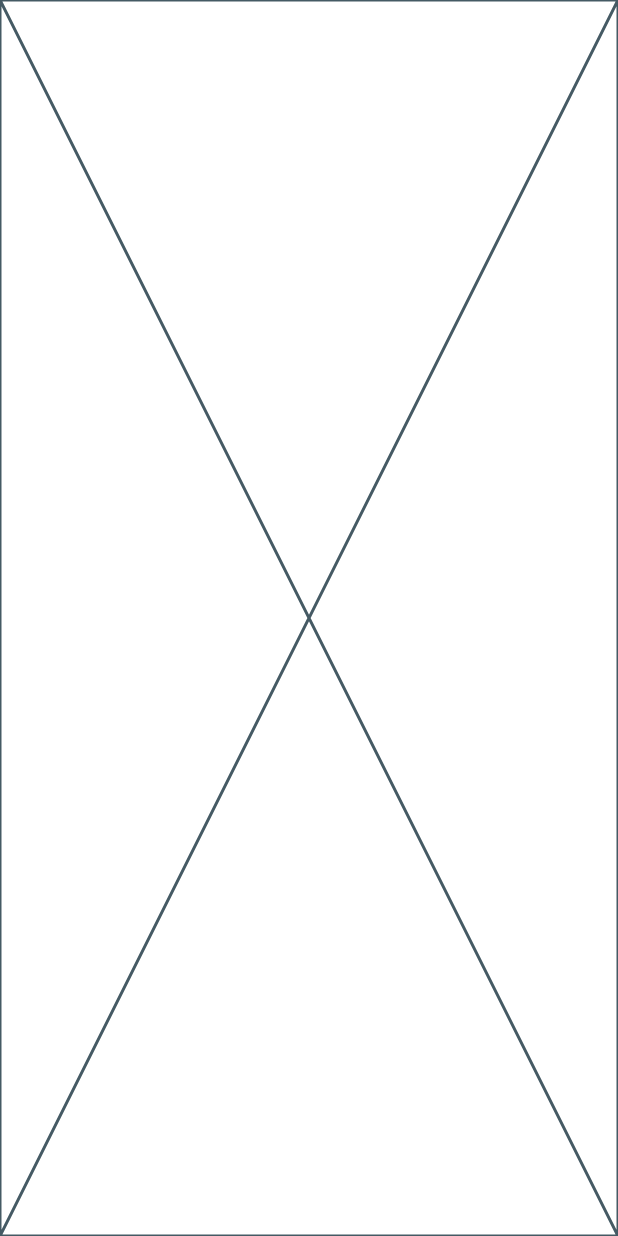
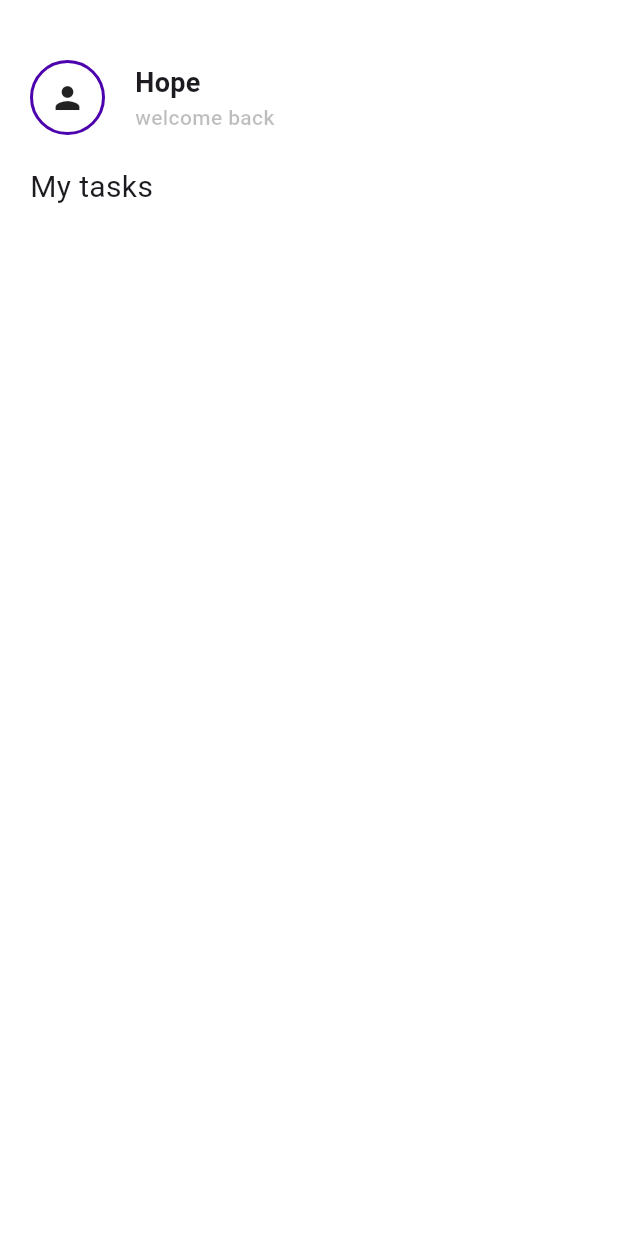
Before and after one commit to hopemadziakapita/Task-management, a Flutter app: the screen it shows after launch, on a phone screen of 412 x 824 dp. Run offline on Flutter 3.47's test engine with Material 2 defaults, Android fonts, the phone set to English and light mode, and no system bars.

Commit message:
app colors

```diff
--- /dev/null
+++ b/lib/helpers/Colors.dart
@@ -0,0 +1,6 @@
+import 'package:flutter/material.dart';
+
+class AppColors {
+  Color bgColor = Colors.white;
+  Color primaryColor = const Color.fromARGB(255, 76, 2, 173);
+}
--- a/lib/main.dart
+++ b/lib/main.dart
@@ -1,4 +1,5 @@
 import 'package:flutter/material.dart';
+import 'package:interview/pages/Home.dart';
 
 void main() {
   runApp(const MyApp());
@@ -17,7 +18,7 @@ class MyApp extends StatelessWidget {
         colorScheme: ColorScheme.fromSeed(seedColor: Colors.deepPurple),
         useMaterial3: true,
       ),
-      home: const Placeholder(),
+      home: const Home(),
     );
   }
 }
--- /dev/null
+++ b/lib/pages/Home.dart
@@ -0,0 +1,82 @@
+import 'package:flutter/material.dart';
+import 'package:interview/helpers/Colors.dart';
+
+class Home extends StatelessWidget {
+  const Home({super.key});
+
+  @override
+  Widget build(BuildContext context) {
+    return Scaffold(
+      backgroundColor: AppColors().bgColor,
+      body: SafeArea(
+        child: Padding(
+          padding: const EdgeInsets.symmetric(vertical: 20.0),
+          child: SingleChildScrollView(
+            child: Column(
+              children: [
+                Padding(
+                  padding: const EdgeInsets.all(20.0),
+                  child: Row(
+                    children: [
+                      Container(
+                        width: 50,
+                        height: 50,
+                        decoration: BoxDecoration(
+                          border: Border.fromBorderSide(
+                            BorderSide(
+                                color: AppColors().primaryColor, width: 2),
+                          ),
+                          borderRadius: const BorderRadius.all(
+                            Radius.circular(100),
+                          ),
+                        ),
+                        child: const Icon(Icons.person),
+                      ),
+                      const SizedBox(
+                        width: 20,
+                      ),
+                      const Expanded(
+                        child: Column(
+                          crossAxisAlignment: CrossAxisAlignment.start,
+                          children: [
+                            Text(
+                              "Hope",
+                              style: TextStyle(
+                                fontWeight: FontWeight.w700,
+                                fontSize: 18,
+                              ),
+                            ),
+                            Text(
+                              "welcome back",
+                              style: TextStyle(
+                                  fontWeight: FontWeight.w500,
+                                  color: Colors.black26),
+                            )
+                          ],
+                        ),
+                      )
+                    ],
+                  ),
+                ),
+                const Padding(
+                  padding: EdgeInsets.symmetric(horizontal: 20.0),
+                  child: Row(
+                    children: [
+                      Text(
+                        "My tasks",
+                        style: TextStyle(
+                          fontWeight: FontWeight.w400,
+                          fontSize: 20,
+                        ),
+                      )
+                    ],
+                  ),
+                ),
+              ],
+            ),
+          ),
+        ),
+      ),
+    );
+  }
+}
```
